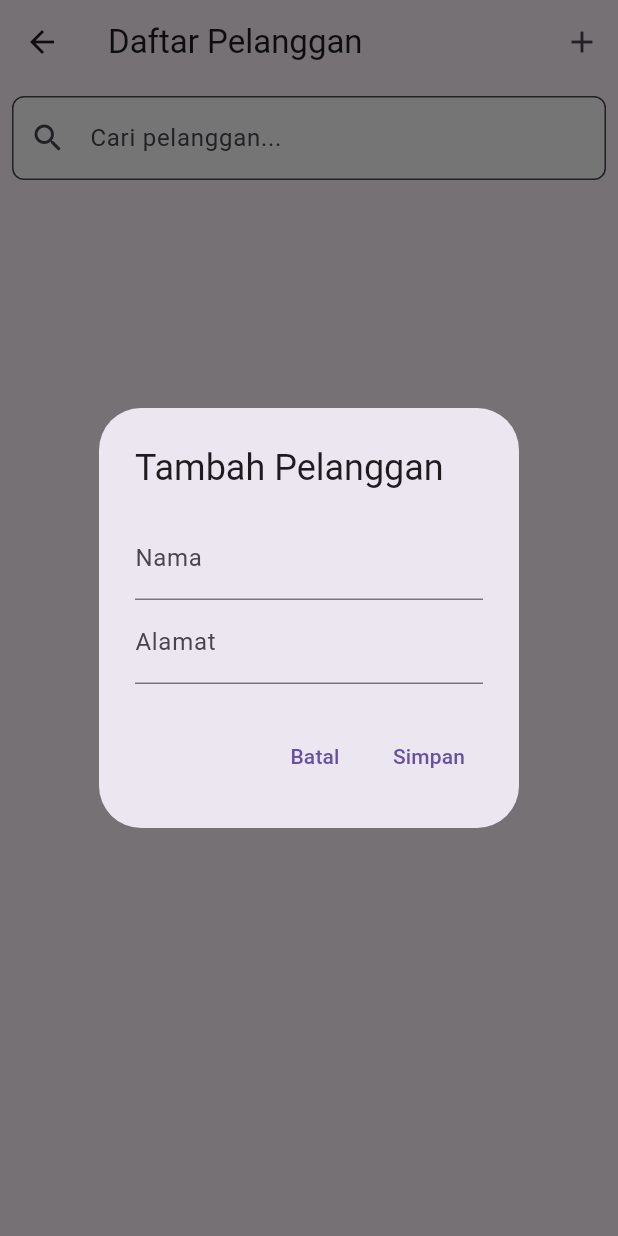
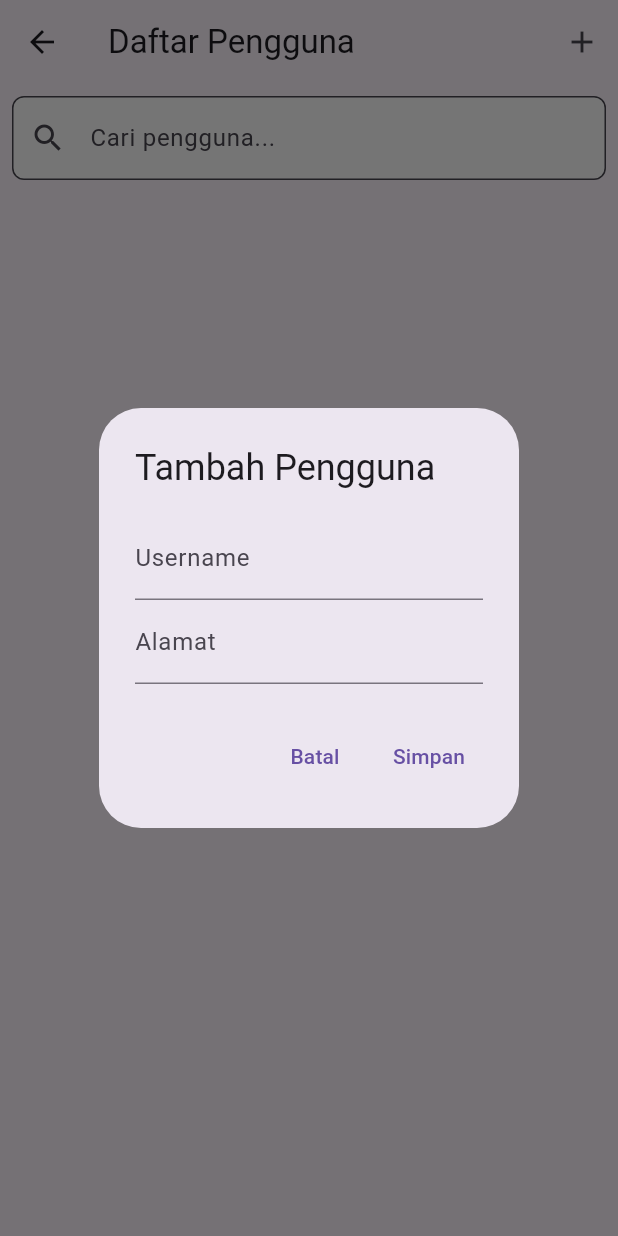
Before and after one commit to kaysanshifan/ukk_2025, a Flutter app: the PelangganPage screen opened directly, after a tap on the "add" icon, on a phone screen of 412 x 824 dp. Run offline on Flutter 3.47's test engine with Material 3 defaults, Android fonts, the phone set to English and light mode, and no system bars; our stand-ins replace shared_preferences, supabase_flutter; accounts and stored records are empty; network calls fail.

```diff
--- a/lib/pelanggan.dart
+++ b/lib/pelanggan.dart
@@ -7,65 +7,75 @@ class PelangganPage extends StatefulWidget {
 }
 
 class _PelangganPageState extends State<PelangganPage> {
-  List<dynamic> pelangganList = [];
-  final TextEditingController _namaController = TextEditingController();
+  List<dynamic> userList = [];
+  final TextEditingController _usernameController = TextEditingController();
   final TextEditingController _alamatController = TextEditingController();
   final TextEditingController _searchController = TextEditingController();
   List<dynamic> filteredList = [];
 
-  Future<void> fetchPelanggan() async {
-    final response = await Supabase.instance.client.from('pelanggan').select();
+  Future<void> fetchUsers() async {
+    final response = await Supabase.instance.client
+        .from('user')
+        .select('id, username, alamat')
+        .eq('role', 'pelanggan');
+
     setState(() {
-      pelangganList = response;
-      filteredList = pelangganList;
+      userList = response.map((user) {
+        return {
+          'id': user['id'] ?? 0,
+          'username': user['username'] ?? '',
+          'alamat': user['alamat'] ?? '',
+        };
+      }).toList();
+      filteredList = userList;
     });
   }
 
-Future<bool> isPelangganExists(String nama) async {
-  final response = await Supabase.instance.client
-      .from('pelanggan')
-      .select()
-      .eq('nama', nama)
-      .maybeSingle();
-  return response != null;
-}
+  Future<bool> isUserExists(String username) async {
+    final response = await Supabase.instance.client
+        .from('user')
+        .select()
+        .eq('username', username)
+        .maybeSingle();
+    return response != null;
+  }
 
+  Future<void> addUser() async {
+    if (_usernameController.text.isEmpty || _alamatController.text.isEmpty) return;
 
-  Future<void> addPelanggan() async {
-    if (_namaController.text.isEmpty || _alamatController.text.isEmpty) return;
-
-    bool exists = await isPelangganExists(_namaController.text);
+    bool exists = await isUserExists(_usernameController.text);
     if (exists) {
       ScaffoldMessenger.of(context).showSnackBar(
         SnackBar(
-          content: Text('Pelanggan dengan nama yang sama sudah ada!'),
+          content: Text('Pengguna dengan username yang sama sudah ada!'),
         ),
       );
       return;
     }
 
-    await Supabase.instance.client.from('pelanggan').insert({
-      'nama': _namaController.text,
+    await Supabase.instance.client.from('user').insert({
+      'username': _usernameController.text,
       'alamat': _alamatController.text,
+      'role': 'pelanggan',
     });
-    _namaController.clear();
+    _usernameController.clear();
     _alamatController.clear();
-    fetchPelanggan();
+    fetchUsers();
   }
 
-  Future<void> editPelanggan(int id, String nama, String alamat) async {
-    _namaController.text = nama;
+  Future<void> editUser(int id, String username, String alamat) async {
+    _usernameController.text = username;
     _alamatController.text = alamat;
     showDialog(
       context: context,
       builder: (context) => AlertDialog(
-        title: Text("Edit Pelanggan"),
+        title: Text("Edit Pengguna"),
         content: Column(
           mainAxisSize: MainAxisSize.min,
           children: [
             TextField(
-              controller: _namaController,
-              decoration: InputDecoration(labelText: "Nama"),
+              controller: _usernameController,
+              decoration: InputDecoration(labelText: "Username"),
             ),
             TextField(
               controller: _alamatController,
@@ -80,11 +90,11 @@ Future<bool> isPelangganExists(String nama) async {
           ),
           TextButton(
             onPressed: () async {
-              await Supabase.instance.client.from('pelanggan').update({
-                'nama': _namaController.text,
+              await Supabase.instance.client.from('user').update({
+                'username': _usernameController.text,
                 'alamat': _alamatController.text,
               }).eq('id', id);
-              fetchPelanggan();
+              fetchUsers();
               Navigator.pop(context);
             },
             child: Text("Simpan"),
@@ -94,16 +104,16 @@ Future<bool> isPelangganExists(String nama) async {
     );
   }
 
-  Future<void> deletePelanggan(int id) async {
-    await Supabase.instance.client.from('pelanggan').delete().eq('id', id);
-    fetchPelanggan();
+  Future<void> deleteUser(int id) async {
+    await Supabase.instance.client.from('user').delete().eq('id', id);
+    fetchUsers();
   }
 
-  void _filterPelanggan(String query) {
+  void _filterUsers(String query) {
     setState(() {
-      filteredList = pelangganList
-          .where((pelanggan) =>
-              pelanggan['nama'].toLowerCase().contains(query.toLowerCase()))
+      filteredList = userList
+          .where((user) =>
+              user['username'].toLowerCase().contains(query.toLowerCase()))
           .toList();
     });
   }
@@ -111,30 +121,30 @@ Future<bool> isPelangganExists(String nama) async {
   @override
   void initState() {
     super.initState();
-    fetchPelanggan();
+    fetchUsers();
   }
 
   @override
   Widget build(BuildContext context) {
     return Scaffold(
       appBar: AppBar(
-        title: Text('Daftar Pelanggan'),
+        title: Text('Daftar Pengguna'),
         actions: [
           IconButton(
             icon: Icon(Icons.add),
             onPressed: () {
-              _namaController.clear();
+              _usernameController.clear();
               _alamatController.clear();
               showDialog(
                 context: context,
                 builder: (context) => AlertDialog(
-                  title: Text("Tambah Pelanggan"),
+                  title: Text("Tambah Pengguna"),
                   content: Column(
                     mainAxisSize: MainAxisSize.min,
                     children: [
                       TextField(
-                        controller: _namaController,
-                        decoration: InputDecoration(labelText: "Nama"),
+                        controller: _usernameController,
+                        decoration: InputDecoration(labelText: "Username"),
                       ),
                       TextField(
                         controller: _alamatController,
@@ -149,7 +159,7 @@ Future<bool> isPelangganExists(String nama) async {
                     ),
                     TextButton(
                       onPressed: () async {
-                        await addPelanggan();
+                        await addUser();
                         Navigator.pop(context);
                       },
                       child: Text("Simpan"),
@@ -167,9 +177,9 @@ Future<bool> isPelangganExists(String nama) async {
             padding: const EdgeInsets.all(8.0),
             child: TextField(
               controller: _searchController,
-              onChanged: _filterPelanggan,
+              onChanged: _filterUsers,
               decoration: InputDecoration(
-                hintText: 'Cari pelanggan...',
+                hintText: 'Cari pengguna...',
                 prefixIcon: Icon(Icons.search),
                 border: OutlineInputBorder(
                   borderRadius: BorderRadius.circular(8.0),
@@ -184,26 +194,25 @@ Future<bool> isPelangganExists(String nama) async {
             child: ListView.builder(
               itemCount: filteredList.length,
               itemBuilder: (context, index) {
-                final pelanggan = filteredList[index];
+                final user = filteredList[index];
                 return ListTile(
-                  title: Text(pelanggan['nama']),
-                  subtitle: Text(pelanggan['alamat']),
+                  title: Text(user['username']),
+                  subtitle: Text(user['alamat']),
                   trailing: Row(
                     mainAxisSize: MainAxisSize.min,
                     children: [
                       IconButton(
                         icon: Icon(Icons.edit),
-                        onPressed: () =>
-                            editPelanggan(pelanggan['id'], pelanggan['nama'],
-                                pelanggan['alamat']),
+                        onPressed: () => editUser(user['id'], user['username'],
+                            user['alamat']),
                       ),
                       IconButton(
                         icon: Icon(Icons.delete),
                         onPressed: () => showDialog(
                           context: context,
                           builder: (context) => AlertDialog(
-                            title: Text("Hapus Pelanggan"),
-                            content: Text("Apakah Anda yakin ingin menghapus pelanggan ini?"),
+                            title: Text("Hapus Pengguna"),
+                            content: Text("Apakah Anda yakin ingin menghapus pengguna ini?"),
                             actions: [
                               TextButton(
                                 onPressed: () => Navigator.pop(context),
@@ -211,7 +220,7 @@ Future<bool> isPelangganExists(String nama) async {
                               ),
                               TextButton(
                                 onPressed: () {
-                                  deletePelanggan(pelanggan['id']);
+                                  deleteUser(user['id']);
                                   Navigator.pop(context);
                                 },
                                 child: Text("Hapus"),
```
Also changed, not shown: lib/home.dart (+37 -30 lines), lib/keranjang.dart (+40 -16 lines), lib/riwayat.dart (+8 -1 lines).
